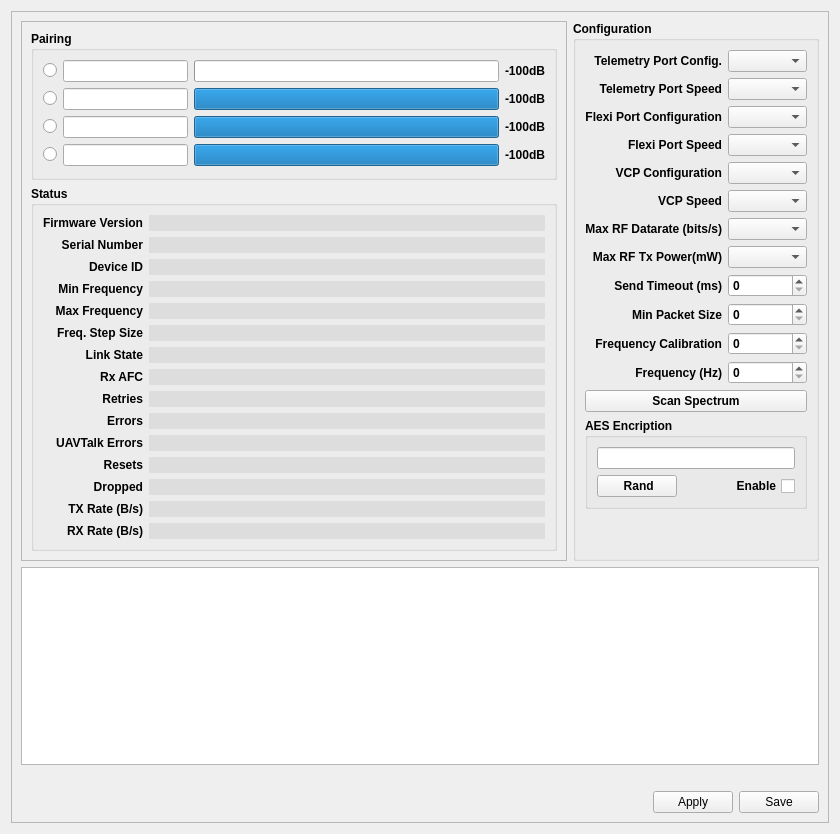
openpilot/OpenPilot, file ground/openpilotgcs/src/plugins/config/pipxtreme.ui: the form before one commit.
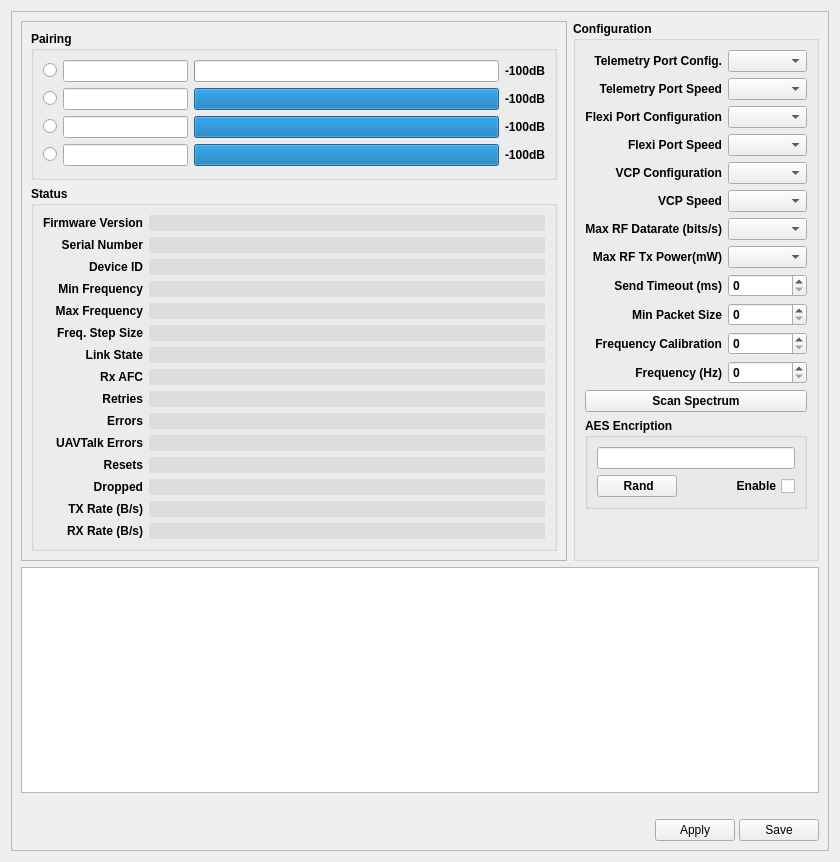
The form after the commit.

```diff
--- a/ground/openpilotgcs/src/plugins/config/pipxtreme.ui
+++ b/ground/openpilotgcs/src/plugins/config/pipxtreme.ui
@@ -7,7 +7,7 @@
     <x>0</x>
     <y>0</y>
     <width>840</width>
-    <height>834</height>
+    <height>862</height>
    </rect>
   </property>
   <property name="windowTitle">
@@ -63,6 +63,9 @@
         </item>
         <item>
          <layout class="QHBoxLayout" name="submitButtons">
+          <property name="spacing">
+           <number>4</number>
+          </property>
           <item>
            <widget class="QFrame" name="frame">
             <property name="frameShape">
```
